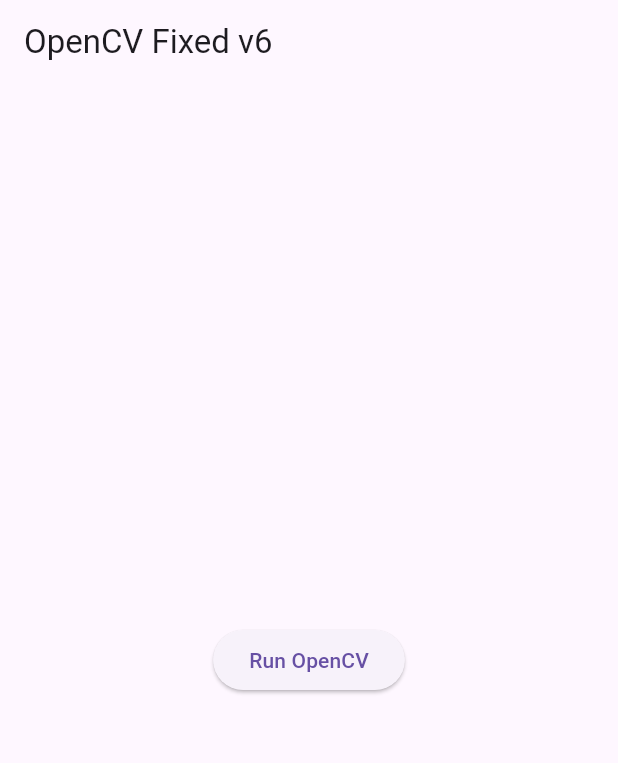
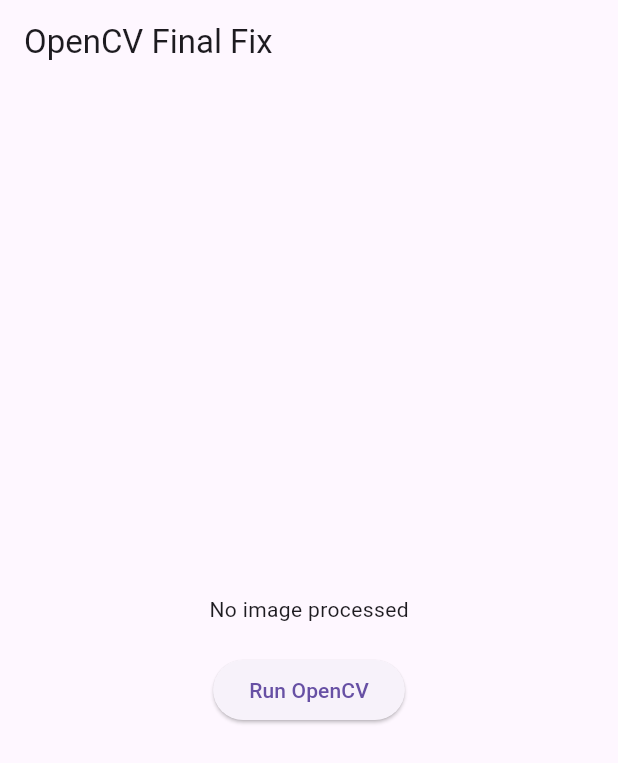
Before and after one commit to hoochiecoo/flutcv11, a Flutter app: the screen it shows after launch, after a tap on "Run OpenCV", on a phone screen of 412 x 824 dp. Shown: the top 763 px of the screen. Run offline on Flutter 3.47's test engine with Material 3 defaults, Android fonts, the phone set to English and light mode, and no system bars.

Commit message:
Add files via upload

```diff
--- a/lib/main.dart
+++ b/lib/main.dart
@@ -2,7 +2,9 @@ import 'dart:io';
 import 'package:flutter/material.dart';
 import 'package:flutter/services.dart';
 
-void main() => runApp(const MaterialApp(home: OpenCVApp()));
+void main() {
+  runApp(const MaterialApp(home: OpenCVApp()));
+}
 
 class OpenCVApp extends StatefulWidget {
   const OpenCVApp({super.key});
@@ -17,22 +19,34 @@ class _OpenCVAppState extends State<OpenCVApp> {
   Future<void> _process() async {
     try {
       final String? path = await platform.invokeMethod('processImage');
-      setState(() => _image = path);
-    } catch (e) { print(e); }
+      setState(() {
+        _image = path;
+      });
+    } catch (e) {
+      debugPrint("Error: $e");
+    }
   }
 
   @override
   Widget build(BuildContext context) {
     return Scaffold(
-      appBar: AppBar(title: const Text('OpenCV Fixed v6')),
+      appBar: AppBar(title: const Text('OpenCV Final Fix')),
       body: Center(
         child: Column(
           mainAxisAlignment: MainAxisAlignment.center,
           children: [
-            if (_image != null) Image.file(File(_image!), height: 300),
-            ElevatedButton(onPressed: _process, child: const Text('Run OpenCV')),
+            if (_image != null)
+              Image.file(File(_image!), height: 300)
+            else
+              const Text('No image processed'),
+            const SizedBox(height: 20),
+            ElevatedButton(
+              onPressed: _process,
+              child: const Text('Run OpenCV')
+            ),
           ],
         ),
       ),
     );
   }
+}
```
Also changed, not shown: 4 other files.
